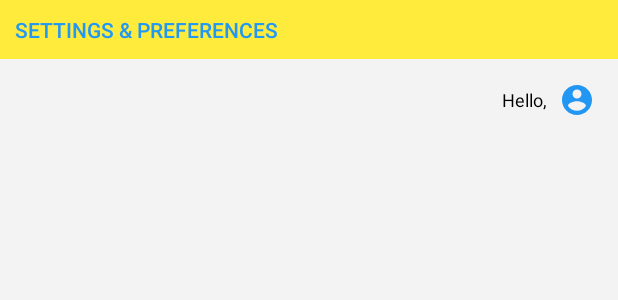
After one commit to kenicenoel/My-Web-Source, an Android app: the layout fragment_settings.xml on its own in the app's theme, with its tools: preview values and no code run, on a phone screen of 412 x 824 dp. The commit adds this screen. Shown: the top 300 px of the screen. Run offline under Robolectric (Android 15) with nearby library versions, the phone set to English and light mode, and no system bars; network calls fail.

Commit message:
Added new SettingsFragment on cog icon click

```diff
--- a/app/src/main/java/com/shipwebsource/mywebsource/Helpers/SettingsBuddy.java
+++ b/app/src/main/java/com/shipwebsource/mywebsource/Helpers/SettingsBuddy.java
@@ -50,6 +50,11 @@ public class SettingsBuddy
     }
 
 
+    public void clearData()
+    {
 
+            SharedPreferences.Editor prefsEditor = sharedPreferences.edit();
+            prefsEditor.clear().commit();
 
+    }
 }
--- a/app/src/main/java/com/shipwebsource/mywebsource/PreAlertDialogFragment.java
+++ b/app/src/main/java/com/shipwebsource/mywebsource/PreAlertDialogFragment.java
@@ -35,7 +35,7 @@ public class PreAlertDialogFragment extends DialogFragment
     private boolean categoryChosen;
     private String selectedCategory;
     private boolean shipperChosen;
-    private String selectedShipper;
+    private String selectedShipper = "";
 
     private String trackingNumber;
 
@@ -204,7 +204,7 @@ public class PreAlertDialogFragment extends DialogFragment
                 if (!str.equals("Choose one"))
                 {
                     selectedShipper = str;
-                    if (selectedShipper.equals("FedEx") && !trackingNumber.isEmpty())
+                    if (selectedShipper.equals("FedEx") && trackingNumber.length() > 5)
                     {
                         switch (trackingNumber.length())
                         {
--- a/app/src/main/java/com/shipwebsource/mywebsource/RequestShuttleFragment.java
+++ b/app/src/main/java/com/shipwebsource/mywebsource/RequestShuttleFragment.java
@@ -109,6 +109,7 @@ public class RequestShuttleFragment extends Fragment implements OnMapReadyCallba
                 startNavigation();
             }
         });
+
     }
 
 
--- /dev/null
+++ b/app/src/main/res/drawable/ic_account_circle_blue_500_24dp.xml
@@ -0,0 +1,4 @@
+<?xml version="1.0" encoding="UTF-8" standalone="no"?>
+<vector xmlns:android="http://schemas.android.com/apk/res/android" android:height="24dp" android:viewportHeight="24.0" android:viewportWidth="24.0" android:width="24dp">
+    <path android:fillColor="#2196F3" android:pathData="M12,2C6.48,2 2,6.48 2,12s4.48,10 10,10 10,-4.48 10,-10S17.52,2 12,2zM12,5c1.66,0 3,1.34 3,3s-1.34,3 -3,3 -3,-1.34 -3,-3 1.34,-3 3,-3zM12,19.2c-2.5,0 -4.71,-1.28 -6,-3.22 0.03,-1.99 4,-3.08 6,-3.08 1.99,0 5.97,1.09 6,3.08 -1.29,1.94 -3.5,3.22 -6,3.22z"/>
+</vector>
--- /dev/null
+++ b/app/src/main/res/layout/fragment_settings.xml
@@ -0,0 +1,39 @@
+<RelativeLayout xmlns:android="http://schemas.android.com/apk/res/android"
+    xmlns:tools="http://schemas.android.com/tools"
+    android:layout_width="match_parent"
+    android:layout_height="match_parent"
+    tools:context="com.shipwebsource.mywebsource.SettingsFragment"
+    android:background="@color/whiteGrey">
+
+    <TextView
+        android:id="@+id/textview_settingsHeader"
+        android:layout_width="match_parent"
+        android:layout_height="wrap_content"
+        android:padding="10dp"
+        android:text="Settings &amp; preferences"
+        android:background="@color/yellow"
+        android:textColor="@color/colorPrimary"
+        android:textSize="14sp"
+        android:fontFamily="sans-serif-medium"
+        android:textAllCaps="true"
+        />
+
+
+    <TextView
+    android:id="@+id/textview_loggedInUser"
+    android:layout_width="wrap_content"
+    android:layout_height="wrap_content"
+    android:layout_below="@id/textview_settingsHeader"
+    android:text="Hello, "
+    android:textColor="@color/primaryTextColor"
+    android:fontFamily="sans-serif-regular"
+    android:layout_alignParentRight="true"
+    android:textSize="12sp"
+    android:layout_marginBottom="5dp"
+    android:layout_marginRight="15dp"
+    android:drawableRight="@drawable/ic_account_circle_blue_500_24dp"
+    android:drawablePadding="5dp"
+    android:gravity="center_vertical"
+    android:layout_marginTop="15sp" />
+
+</RelativeLayout>
```
Also changed, not shown: app/src/main/java/com/shipwebsource/mywebsource/MainActivity.java (+21 -4 lines), app/src/main/java/com/shipwebsource/mywebsource/SettingsFragment.java (added, +102 -0 lines), app/src/main/res/layout/activity_main.xml (+1 -11 lines), app/src/main/res/menu/menu_user.xml (added, +9 -0 lines).
